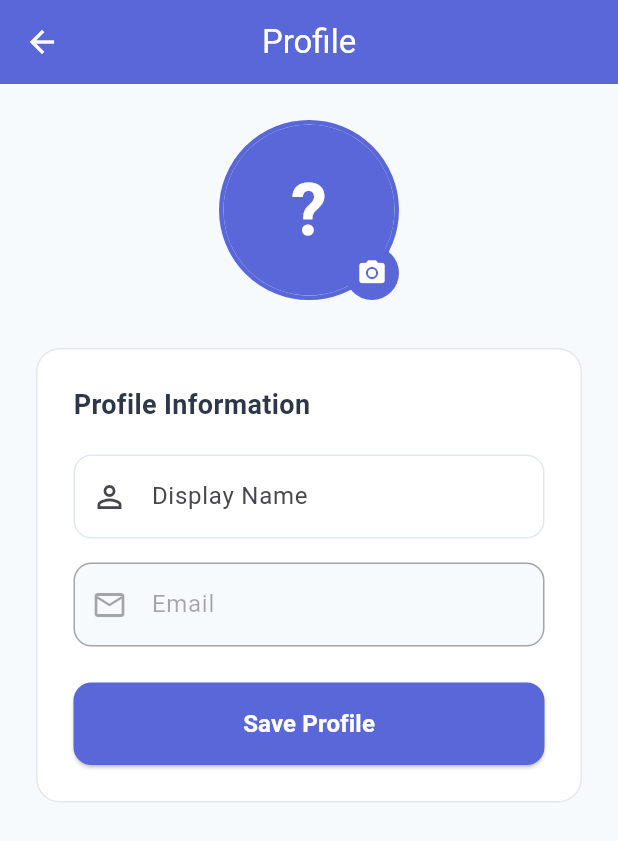
After one commit to PitaoC/Blog-Assesment, a Flutter app: the screen it shows once a user with an empty profile is signed in, after a tap on the "person" icon, on a phone screen of 412 x 824 dp. The commit adds this screen. Shown: the top 841 px of the screen. Run offline on Flutter 3.47's test engine with Material 3 defaults, Android fonts, the phone set to English and light mode, and no system bars; our stand-ins replace flutter_dotenv, image_picker, supabase_flutter; accounts and stored records are empty.

Commit message:
add profile photo & fix problems

```diff
--- a/flutter_assesment/lib/models/comment.dart
+++ b/flutter_assesment/lib/models/comment.dart
@@ -5,6 +5,7 @@ class Comment {
   final String authorName;
   final String content;
   final String? imageUrl;
+  final String? authorPhotoUrl;
   final DateTime createdAt;
   final DateTime updatedAt;
 
@@ -15,6 +16,7 @@ class Comment {
     required this.authorName,
     required this.content,
     this.imageUrl,
+    this.authorPhotoUrl,
     required this.createdAt,
     required this.updatedAt,
   });
@@ -27,6 +29,7 @@ class Comment {
       authorName: json['author_name'] as String,
       content: json['content'] as String,
       imageUrl: json['image_url'] as String?,
+      authorPhotoUrl: json['author_photo_url'] as String?,
       createdAt: DateTime.parse(json['created_at'] as String),
       updatedAt: DateTime.parse(json['updated_at'] as String),
     );
@@ -40,6 +43,7 @@ class Comment {
       'author_name': authorName,
       'content': content,
       'image_url': imageUrl,
+      'author_photo_url': authorPhotoUrl,
       'created_at': createdAt.toIso8601String(),
       'updated_at': updatedAt.toIso8601String(),
     };
--- /dev/null
+++ b/flutter_assesment/lib/models/user_profile.dart
@@ -0,0 +1,39 @@
+class UserProfile {
+  final String id;
+  final String email;
+  final String? displayName;
+  final String? photoUrl;
+  final DateTime createdAt;
+  final DateTime updatedAt;
+
+  UserProfile({
+    required this.id,
+    required this.email,
+    this.displayName,
+    this.photoUrl,
+    required this.createdAt,
+    required this.updatedAt,
+  });
+
+  factory UserProfile.fromJson(Map<String, dynamic> json) {
+    return UserProfile(
+      id: json['id'] as String,
+      email: json['email'] as String,
+      displayName: json['display_name'] as String?,
+      photoUrl: json['photo_url'] as String?,
+      createdAt: DateTime.parse(json['created_at'] as String),
+      updatedAt: DateTime.parse(json['updated_at'] as String),
+    );
+  }
+
+  Map<String, dynamic> toJson() {
+    return {
+      'id': id,
+      'email': email,
+      'display_name': displayName,
+      'photo_url': photoUrl,
+      'created_at': createdAt.toIso8601String(),
+      'updated_at': updatedAt.toIso8601String(),
+    };
+  }
+}
--- a/flutter_assesment/lib/screens/home_screen.dart
+++ b/flutter_assesment/lib/screens/home_screen.dart
@@ -9,6 +9,7 @@ import 'login_screen.dart';
 import 'view_blog_screen.dart';
 import 'create_screen.dart';
 import 'edit_screen.dart';
+import 'profile_screen.dart';
 
 class HomeScreen extends StatefulWidget {
   const HomeScreen({super.key});
@@ -128,6 +129,17 @@ class _HomeScreenState extends State<HomeScreen> {
         automaticallyImplyLeading: false,
         backgroundColor: const Color(0xFF5A67D8),
         foregroundColor: Colors.white,
+        leading: currentUser != null
+            ? IconButton(
+                icon: const Icon(Icons.person),
+                onPressed: () async {
+                  await Navigator.of(context).push(
+                    MaterialPageRoute(builder: (_) => const ProfileScreen()),
+                  );
+                  _loadBlogs();
+                },
+              )
+            : null,
         title: const Text('📝 BlogHub'),
         actions: [
           if (currentUser != null) ...[
--- /dev/null
+++ b/flutter_assesment/lib/screens/profile_screen.dart
@@ -0,0 +1,332 @@
+import 'package:flutter/material.dart';
+import '../services/auth_service.dart';
+import '../services/profile_service.dart';
+import '../models/user_profile.dart';
+import 'dart:typed_data';
+import 'package:image_picker/image_picker.dart';
+
+class ProfileScreen extends StatefulWidget {
+  const ProfileScreen({super.key});
+
+  @override
+  State<ProfileScreen> createState() => _ProfileScreenState();
+}
+
+class _ProfileScreenState extends State<ProfileScreen> {
+  final AuthService _authService = AuthService();
+  final ProfileService _profileService = ProfileService();
+  final ImagePicker _imagePicker = ImagePicker();
+  final _displayNameController = TextEditingController();
+
+  UserProfile? _profile;
+  bool _isLoading = true;
+  bool _isSaving = false;
+  Uint8List? _selectedImageBytes;
+  String? _selectedImageExt;
+
+  @override
+  void initState() {
+    super.initState();
+    _loadProfile();
+  }
+
+  @override
+  void dispose() {
+    _displayNameController.dispose();
+    super.dispose();
+  }
+
+  Future<void> _loadProfile() async {
+    final user = _authService.currentUser;
+    if (user == null) {
+      setState(() => _isLoading = false);
+      return;
+    }
+
+    setState(() => _isLoading = true);
+
+    try {
+      final profile = await _profileService.getUserProfile(user.id);
+      setState(() {
+        _profile = profile;
+        _displayNameController.text = profile?.displayName ?? '';
+        _isLoading = false;
+      });
+    } catch (e) {
+      setState(() => _isLoading = false);
+    }
+  }
+
+  Future<void> _pickImage() async {
+    final pickedFile = await _imagePicker.pickImage(
+      source: ImageSource.gallery,
+      maxWidth: 512,
+      maxHeight: 512,
+      imageQuality: 85,
+    );
+
+    if (pickedFile != null) {
+      final bytes = await pickedFile.readAsBytes();
+      final ext = pickedFile.name.split('.').last;
+      setState(() {
+        _selectedImageBytes = bytes;
+        _selectedImageExt = ext;
+      });
+    }
+  }
+
+  Future<void> _saveProfile() async {
+    final user = _authService.currentUser;
+    if (user == null) return;
+
+    setState(() => _isSaving = true);
+
+    try {
+      String? photoUrl = _profile?.photoUrl;
+
+      if (_selectedImageBytes != null) {
+        photoUrl = await _profileService.uploadProfilePhoto(
+          user.id,
+          _selectedImageBytes!,
+          _selectedImageExt ?? 'jpg',
+        );
+      }
+
+      final updatedProfile = await _profileService.createOrUpdateProfile(
+        userId: user.id,
+        email: user.email ?? '',
+        displayName: _displayNameController.text.trim().isEmpty
+            ? null
+            : _displayNameController.text.trim(),
+        photoUrl: photoUrl,
+      );
+
+      setState(() {
+        _profile = updatedProfile;
+        _selectedImageBytes = null;
+        _selectedImageExt = null;
+        _isSaving = false;
+      });
+
+      if (mounted) {
+        ScaffoldMessenger.of(context).showSnackBar(
+          const SnackBar(content: Text('Profile updated successfully!')),
+        );
+      }
+    } catch (e) {
+      setState(() => _isSaving = false);
+      if (mounted) {
+        ScaffoldMessenger.of(context).showSnackBar(
+          SnackBar(content: Text('Failed to update profile: $e')),
+        );
+      }
+    }
+  }
+
+  Widget _buildProfilePhoto() {
+    final hasNewImage = _selectedImageBytes != null;
+    final hasExistingPhoto = _profile?.photoUrl != null && _profile!.photoUrl!.isNotEmpty;
+
+    return Center(
+      child: Stack(
+        children: [
+          Container(
+            width: 120,
+            height: 120,
+            decoration: BoxDecoration(
+              shape: BoxShape.circle,
+              color: const Color(0xFFE2E8F0),
+              border: Border.all(
+                color: const Color(0xFF5A67D8),
+                width: 3,
+              ),
+            ),
+            child: ClipOval(
+              child: hasNewImage
+                  ? Image.memory(
+                      _selectedImageBytes!,
+                      fit: BoxFit.cover,
+                    )
+                  : hasExistingPhoto
+                      ? Image.network(
+                          _profile!.photoUrl!,
+                          fit: BoxFit.cover,
+                          errorBuilder: (context, error, stackTrace) {
+                            return _buildPlaceholder();
+                          },
+                        )
+                      : _buildPlaceholder(),
+            ),
+          ),
+          Positioned(
+            bottom: 0,
+            right: 0,
+            child: GestureDetector(
+              onTap: _pickImage,
+              child: Container(
+                padding: const EdgeInsets.all(8),
+                decoration: const BoxDecoration(
+                  color: Color(0xFF5A67D8),
+                  shape: BoxShape.circle,
+                ),
+                child: const Icon(
+                  Icons.camera_alt,
+                  color: Colors.white,
+                  size: 20,
+                ),
+              ),
+            ),
+          ),
+        ],
+      ),
+    );
+  }
+
+  Widget _buildPlaceholder() {
+    final user = _authService.currentUser;
+    final email = user?.email ?? '';
+    final initial = email.isNotEmpty ? email[0].toUpperCase() : '?';
+
+    return Container(
+      color: const Color(0xFF5A67D8),
+      child: Center(
+        child: Text(
+          initial,
+          style: const TextStyle(
+            color: Colors.white,
+            fontSize: 48,
+            fontWeight: FontWeight.bold,
+          ),
+        ),
+      ),
+    );
+  }
+
+  @override
+  Widget build(BuildContext context) {
+    final user = _authService.currentUser;
+
+    return Scaffold(
+      backgroundColor: const Color(0xFFF7FAFC),
+      appBar: AppBar(
+        backgroundColor: const Color(0xFF5A67D8),
+        foregroundColor: Colors.white,
+        title: const Text('Profile'),
+      ),
+      body: _isLoading
+          ? const Center(
+              child: CircularProgressIndicator(
+                color: Color(0xFF5A67D8),
+              ),
+            )
+          : user == null
+              ? const Center(
+                  child: Text('Please log in to view profile'),
+                )
+              : SingleChildScrollView(
+                  padding: const EdgeInsets.all(24),
+                  child: Column(
+                    crossAxisAlignment: CrossAxisAlignment.stretch,
+                    children: [
+                      _buildProfilePhoto(),
+                      const SizedBox(height: 32),
+
+                      Container(
+                        padding: const EdgeInsets.all(24),
+                        decoration: BoxDecoration(
+                          color: Colors.white,
+                          borderRadius: BorderRadius.circular(16),
+                          border: Border.all(color: const Color(0xFFE2E8F0)),
+                        ),
+                        child: Column(
+                          crossAxisAlignment: CrossAxisAlignment.stretch,
+                          children: [
+                            const Text(
+                              'Profile Information',
+                              style: TextStyle(
+                                fontSize: 18,
+                                fontWeight: FontWeight.w600,
+                                color: Color(0xFF2D3748),
+                              ),
+                            ),
+                            const SizedBox(height: 20),
+
+                            TextFormField(
+                              controller: _displayNameController,
+                              decoration: InputDecoration(
+                                labelText: 'Display Name',
+                                hintText: 'Enter your display name',
+                                prefixIcon: const Icon(Icons.person_outline),
+                                border: OutlineInputBorder(
+                                  borderRadius: BorderRadius.circular(12),
+                                ),
+                                enabledBorder: OutlineInputBorder(
+                                  borderRadius: BorderRadius.circular(12),
+                                  borderSide: const BorderSide(color: Color(0xFFE2E8F0)),
+                                ),
+                                focusedBorder: OutlineInputBorder(
+                                  borderRadius: BorderRadius.circular(12),
+                                  borderSide: const BorderSide(
+                                    color: Color(0xFF5A67D8),
+                                    width: 2,
+                                  ),
+                                ),
+                              ),
+                            ),
+                            const SizedBox(height: 16),
+
+                            TextFormField(
+                              initialValue: user.email ?? '',
+                              enabled: false,
+                              decoration: InputDecoration(
+                                labelText: 'Email',
+                                prefixIcon: const Icon(Icons.email_outlined),
+                                border: OutlineInputBorder(
+                                  borderRadius: BorderRadius.circular(12),
+                                ),
+                                enabledBorder: OutlineInputBorder(
+                                  borderRadius: BorderRadius.circular(12),
+                                  borderSide: const BorderSide(color: Color(0xFFE2E8F0)),
+                                ),
+                                filled: true,
+                                fillColor: const Color(0xFFF7FAFC),
+                              ),
+                            ),
+                            const SizedBox(height: 24),
+
+                            ElevatedButton(
+                              onPressed: _isSaving ? null : _saveProfile,
+                              style: ElevatedButton.styleFrom(
+                                backgroundColor: const Color(0xFF5A67D8),
+                                foregroundColor: Colors.white,
+                                padding: const EdgeInsets.symmetric(vertical: 16),
+                                shape: RoundedRectangleBorder(
+                                  borderRadius: BorderRadius.circular(12),
+                                ),
+                              ),
+                              child: _isSaving
+                                  ? const SizedBox(
+                                      height: 20,
+                                      width: 20,
+                                      child: CircularProgressIndicator(
+                                        strokeWidth: 2,
+                                        color: Colors.white,
+                                      ),
+                                    )
+                                  : const Text(
+                                      'Save Profile',
+                                      style: TextStyle(
+                                        fontSize: 16,
+                                        fontWeight: FontWeight.w600,
+                                      ),
+                                    ),
+                            ),
+                          ],
+                        ),
+                      ),
+                    ],
+                  ),
+                ),
+    );
+  }
+}
```
Also changed, not shown: flutter_assesment/lib/screens/view_blog_screen.dart (+25 -2 lines), flutter_assesment/lib/services/comment_service.dart (+92 -1 lines), flutter_assesment/lib/services/profile_service.dart (added, +136 -0 lines), flutter_assesment/lib/widgets/comment_item.dart (+27 -20 lines), flutter_assesment/lib/widgets/user_avatar.dart (added, +54 -0 lines), flutter_assesment/pubspec.lock.
